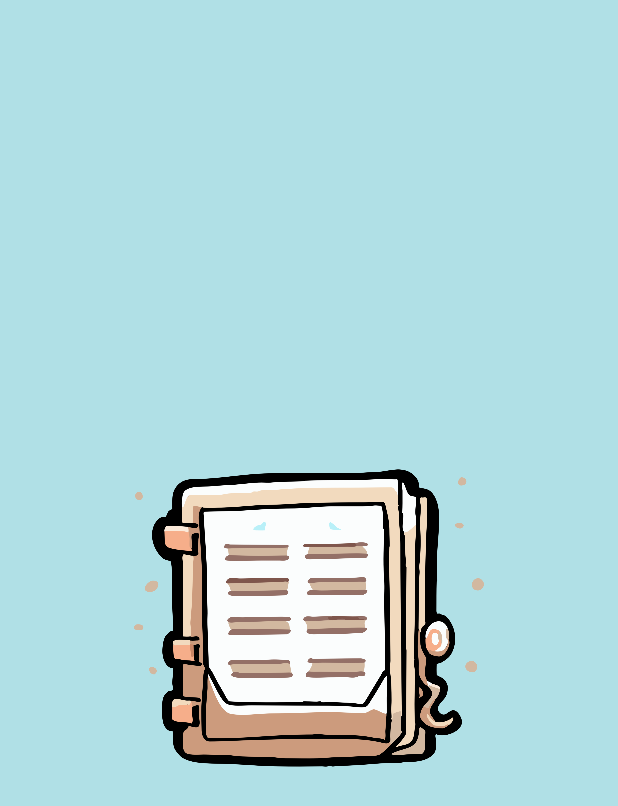
After one commit to FrancisTamayo/MCO_Wanderers, an Android app: the layout activity_splash.xml on its own in the app's theme, with its tools: preview values and no code run, on a phone screen of 412 x 824 dp. The commit adds this screen. Shown: the top 806 px of the screen. Run offline under Robolectric (Android 15) with nearby library versions, the phone set to English and light mode, and no system bars.

Commit message:
splash screen

```diff
--- /dev/null
+++ b/app/src/main/java/com/example/mobdeve/s17/tamayo/francisemmanuel/wanderers/SplashActivity.java
@@ -0,0 +1,13 @@
+package com.example.mobdeve.s17.tamayo.francisemmanuel.wanderers;
+
+import android.os.Bundle;
+
+import androidx.appcompat.app.AppCompatActivity;
+
+public class SplashActivity extends AppCompatActivity {
+    @Override
+    protected void onCreate(Bundle savedInstanceState) {
+        super.onCreate(savedInstanceState);
+        setContentView(R.layout.activity_splash);
+    }
+}
--- /dev/null
+++ b/app/src/main/res/layout/activity_splash.xml
@@ -0,0 +1,22 @@
+<?xml version="1.0" encoding="utf-8"?>
+<androidx.constraintlayout.widget.ConstraintLayout xmlns:android="http://schemas.android.com/apk/res/android"
+    xmlns:app="http://schemas.android.com/apk/res-auto"
+    xmlns:tools="http://schemas.android.com/tools"
+    android:layout_width="match_parent"
+    android:layout_height="match_parent"
+    android:background="#B0E0E6">
+
+    <ImageView
+        android:id="@+id/imageView"
+        android:layout_width="233dp"
+        android:layout_height="433dp"
+        android:layout_marginStart="89dp"
+        android:layout_marginTop="149dp"
+        android:layout_marginEnd="89dp"
+        android:layout_marginBottom="149dp"
+        app:layout_constraintBottom_toBottomOf="parent"
+        app:layout_constraintEnd_toEndOf="parent"
+        app:layout_constraintStart_toStartOf="parent"
+        app:layout_constraintTop_toTopOf="parent"
+        app:srcCompat="@drawable/logo" />
+</androidx.constraintlayout.widget.ConstraintLayout>
--- a/app/src/main/res/values/strings.xml
+++ b/app/src/main/res/values/strings.xml
@@ -1,3 +1,4 @@
 <resources>
     <string name="app_name">Wanderers</string>
+    <string name="light_blue">#B0E0E6</string>
 </resources>
```
Also changed, not shown: app/src/main/res/drawable/logo.png (added).
